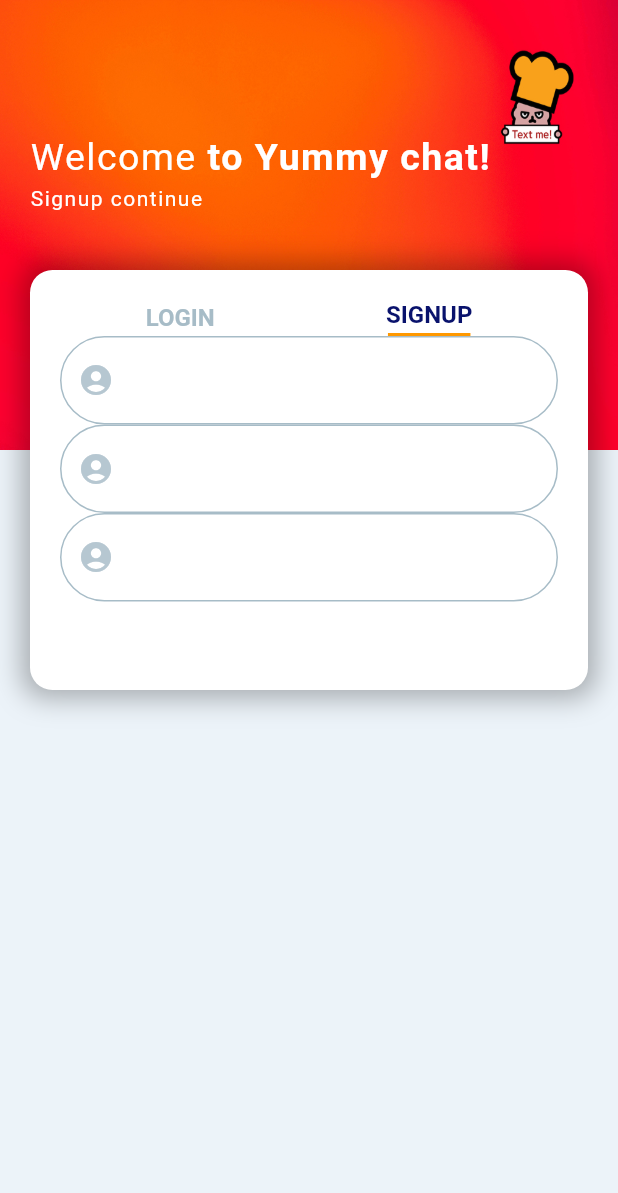
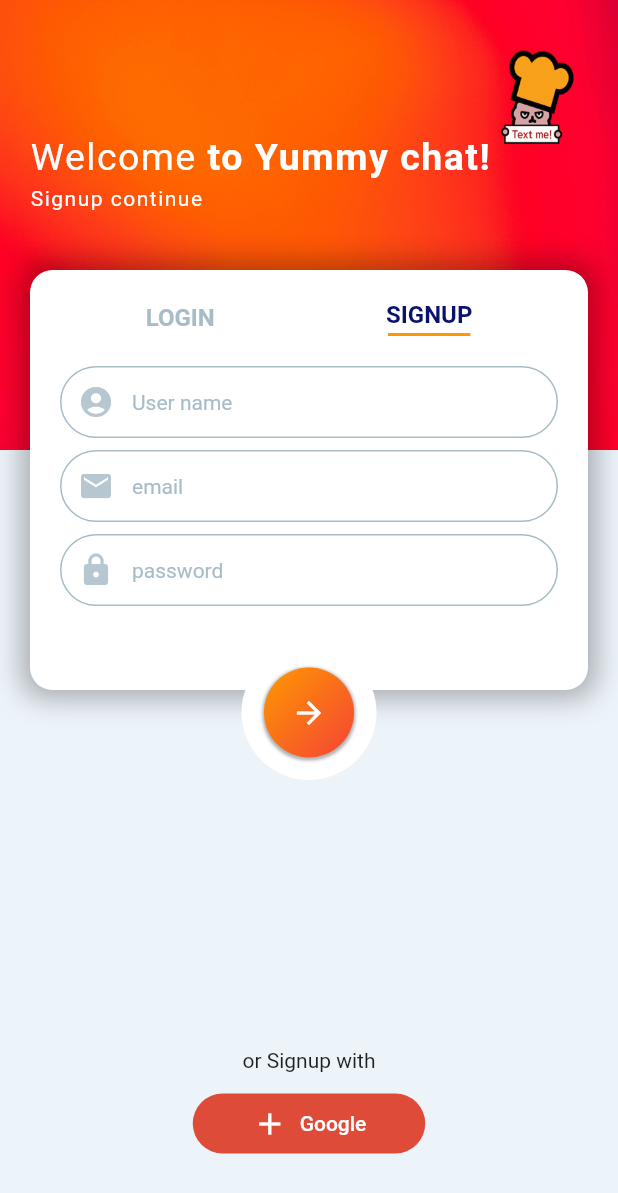
Before and after one commit to BAR-KEY/chatapp, a Flutter app: the screen it shows after launch, on a phone screen of 412 x 824 dp. Shown: the top 1193 px of the screen. Run offline on Flutter 3.47's test engine with Material 2 defaults, Android fonts, the phone set to English and light mode, and no system bars.

Commit message:
메인 완성

```diff
--- a/lib/screens/main_screen.dart
+++ b/lib/screens/main_screen.dart
@@ -32,16 +32,17 @@ class _LoginSignupScreenState extends State<LoginSignupScreen> {
                     crossAxisAlignment: CrossAxisAlignment.start,
                     children: [
                       RichText(
-                          text: const TextSpan(
+                          text: TextSpan(
                               text: 'Welcome',
-                              style: TextStyle(
+                              style: const TextStyle(
                                   letterSpacing: 1.0,
                                   fontSize: 25,
                                   color: Colors.white),
                               children: [
                             TextSpan(
-                              text: ' to Yummy chat!',
-                              style: TextStyle(
+                              text:
+                                  isSignupScreen ? ' to Yummy chat!' : ' back',
+                              style: const TextStyle(
                                   letterSpacing: 1.0,
                                   fontSize: 25,
                                   color: Colors.white,
@@ -51,9 +52,11 @@ class _LoginSignupScreenState extends State<LoginSignupScreen> {
                       const SizedBox(
                         height: 5.0,
                       ),
-                      const Text(
-                        'Signup continue',
-                        style: TextStyle(
+                      Text(
+                        isSignupScreen
+                            ? 'Signup continue'
+                            : 'Sigin to continue',
+                        style: const TextStyle(
                           letterSpacing: 1.0,
                           color: Colors.white,
                         ),
@@ -61,11 +64,16 @@ class _LoginSignupScreenState extends State<LoginSignupScreen> {
                     ],
                   )),
                 )),
-            Positioned(
+            //배경
+            AnimatedPositioned(
+              duration: const Duration(milliseconds: 500),
+              curve: Curves.easeIn,
               top: 180,
-              child: Container(
+              child: AnimatedContainer(
+                duration: const Duration(milliseconds: 500),
+                curve: Curves.easeIn,
                 padding: const EdgeInsets.all(20),
-                height: 280,
+                height: isSignupScreen ? 280 : 240,
                 width: MediaQuery.of(context).size.width - 40,
                 margin: const EdgeInsets.symmetric(horizontal: 20.0),
                 decoration: BoxDecoration(
@@ -82,6 +90,7 @@ class _LoginSignupScreenState extends State<LoginSignupScreen> {
                     mainAxisAlignment: MainAxisAlignment.spaceAround,
                     children: [
                       GestureDetector(
+                        behavior: HitTestBehavior.translucent,
                         onTap: () {
                           setState(() {
                             isSignupScreen = false;
@@ -109,6 +118,7 @@ class _LoginSignupScreenState extends State<LoginSignupScreen> {
                         ),
                       ),
                       GestureDetector(
+                        behavior: HitTestBehavior.translucent,
                         onTap: () {
                           setState(() {
                             isSignupScreen = true;
@@ -137,74 +147,148 @@ class _LoginSignupScreenState extends State<LoginSignupScreen> {
                       )
                     ],
                   ),
-                  SizedBox(
+                  if (isSignupScreen == false)
+                    Container(
+                      margin: const EdgeInsets.only(top: 20),
                       child: Form(
                           child: Column(
                         children: [
-                        TextFormField(
-                          decoration: const InputDecoration(
-                              prefixIcon: Icon(
-                                Icons.account_circle,
-                                color: Palette.iconColor,
+                          Textfrom(
+                            hintText: 'email',
+                            icon: Icons.mail,
                           ),
-                              enabledBorder: OutlineInputBorder(
-                                  borderSide: BorderSide(
-                                    color: Palette.textColor1,
+                          const SizedBox(
+                            height: 8,
                           ),
-                                  borderRadius:
-                                      BorderRadius.all(Radius.circular(35))),
-                              focusedBorder: OutlineInputBorder(
-                                  borderSide: BorderSide(
-                                    color: Palette.textColor1,
+                          Textfrom(
+                            hintText: 'password',
+                            icon: Icons.lock,
                           ),
-                                  borderRadius:
-                                      BorderRadius.all(Radius.circular(35)))),
+                        ],
+                      )),
                     ),
-                        TextFormField(
-                          decoration: const InputDecoration(
-                              prefixIcon: Icon(
-                                Icons.account_circle,
-                                color: Palette.iconColor,
+                  if (isSignupScreen == true)
+                    Container(
+                      margin: const EdgeInsets.only(top: 20),
+                      child: Form(
+                          child: Column(
+                        children: [
+                          Textfrom(
+                            hintText: 'User name',
+                            icon: Icons.account_circle,
                           ),
-                              enabledBorder: OutlineInputBorder(
-                                  borderSide: BorderSide(
-                                    color: Palette.textColor1,
+                          const SizedBox(
+                            height: 8,
                           ),
-                                  borderRadius:
-                                      BorderRadius.all(Radius.circular(35))),
-                              focusedBorder: OutlineInputBorder(
-                                  borderSide: BorderSide(
-                                    color: Palette.textColor1,
+                          Textfrom(
+                            hintText: 'email',
+                            icon: Icons.mail,
                           ),
-                                  borderRadius:
-                                      BorderRadius.all(Radius.circular(35)))),
+                          const SizedBox(
+                            height: 8,
                           ),
-                        TextFormField(
-                          decoration: const InputDecoration(
-                              prefixIcon: Icon(
-                                Icons.account_circle,
-                                color: Palette.iconColor,
+                          Textfrom(
+                            hintText: 'password',
+                            icon: Icons.lock,
                           ),
-                              enabledBorder: OutlineInputBorder(
-                                  borderSide: BorderSide(
-                                    color: Palette.textColor1,
-                                  ),
-                                  borderRadius:
-                                      BorderRadius.all(Radius.circular(35))),
-                              focusedBorder: OutlineInputBorder(
-                                  borderSide: BorderSide(
-                                    color: Palette.textColor1,
-                                  ),
-                                  borderRadius:
-                                      BorderRadius.all(Radius.circular(35)))),
-                        )
                         ],
                       )),
                     )
                 ]),
               ),
-            )
+            ),
+            //텍스트 폼 필드
+            AnimatedPositioned(
+                duration: const Duration(milliseconds: 500),
+                curve: Curves.easeIn,
+                top: isSignupScreen ? 430 : 390,
+                left: 0,
+                right: 0,
+                child: Center(
+                  child: Container(
+                    padding: const EdgeInsets.all(15),
+                    height: 90,
+                    width: 90,
+                    decoration: BoxDecoration(
+                        color: Colors.white,
+                        borderRadius: BorderRadius.circular(50)),
+                    child: Container(
+                      decoration: BoxDecoration(
+                          gradient: const LinearGradient(
+                              colors: [Colors.orange, Colors.red],
+                              begin: Alignment.topLeft,
+                              end: Alignment.bottomRight),
+                          borderRadius: BorderRadius.circular(30),
+                          boxShadow: [
+                            BoxShadow(
+                                color: Colors.black.withOpacity(0.3),
+                                spreadRadius: 1,
+                                blurRadius: 1,
+                                offset: const Offset(0, 1))
+                          ]),
+                      child: IconButton(
+                        icon: const Icon(Icons.arrow_forward),
+                        color: Colors.white,
+                        onPressed: () {},
+                      ),
+                    ),
+                  ),
+                )),
+            // 전송버튼
+            Positioned(
+                top: MediaQuery.of(context).size.height - 125,
+                right: 0,
+                left: 0,
+                child: Column(
+                  children: [
+                    Text(isSignupScreen ? 'or Signup with' : 'or Siginin with'),
+                    const SizedBox(
+                      height: 10,
+                    ),
+                    TextButton.icon(
+                        onPressed: () {},
+                        style: TextButton.styleFrom(
+                            primary: Colors.white,
+                            minimumSize: const Size(155, 40),
+                            shape: RoundedRectangleBorder(
+                                borderRadius: BorderRadius.circular(20)),
+                            backgroundColor: Palette.googleColor),
+                        icon: const Icon(Icons.add),
+                        label: const Text('Google'))
+                  ],
+                ))
+            //구글 로그인
           ],
         ));
   }
 }
+
+// ignore: must_be_immutable
+class Textfrom extends StatelessWidget {
+  Textfrom({Key? key, this.hintText, this.icon}) : super(key: key);
+  dynamic hintText, icon;
+
+  @override
+  Widget build(BuildContext context) {
+    return TextFormField(
+      decoration: InputDecoration(
+          prefixIcon: Icon(
+            icon,
+            color: Palette.iconColor,
+          ),
+          enabledBorder: const OutlineInputBorder(
+              borderSide: BorderSide(
+                color: Palette.textColor1,
+              ),
+              borderRadius: BorderRadius.all(Radius.circular(35))),
+          hintText: hintText,
+          hintStyle: const TextStyle(fontSize: 14, color: Palette.textColor1),
+          contentPadding: const EdgeInsets.all(10),
+          focusedBorder: const OutlineInputBorder(
+              borderSide: BorderSide(
+                color: Palette.textColor1,
+              ),
+              borderRadius: BorderRadius.all(Radius.circular(35)))),
+    );
+  }
+}
```
Lines whose indentation alone changed are shown as unchanged.
